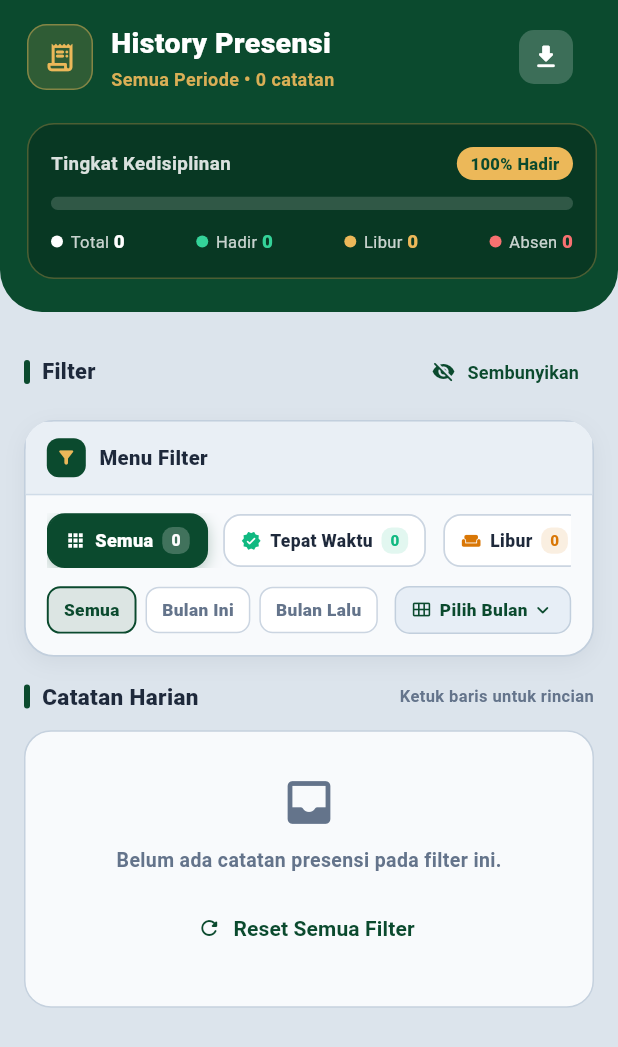
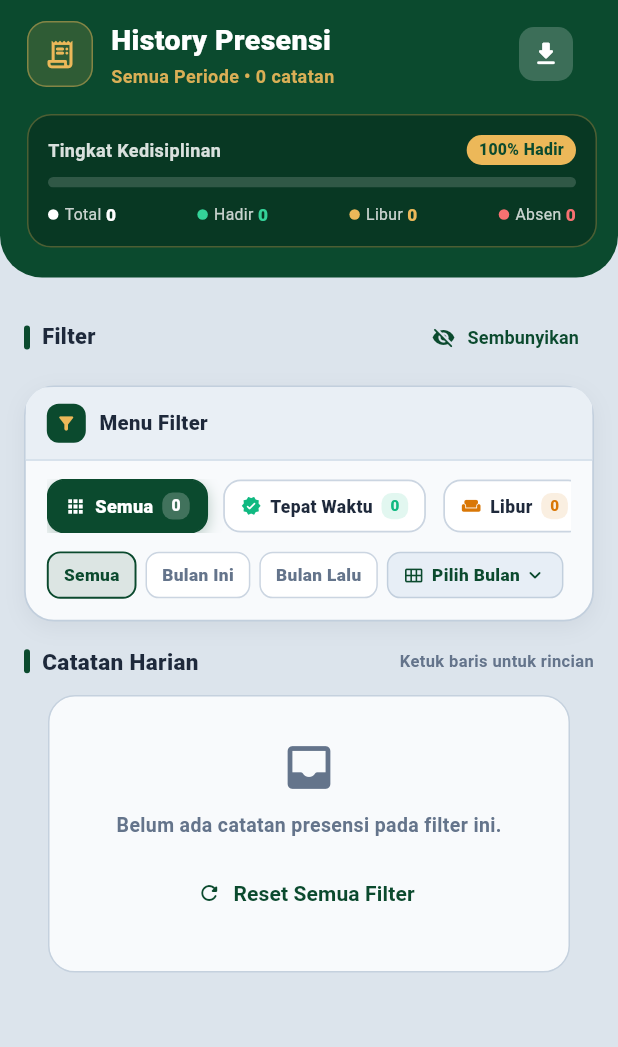
Before and after one commit to ramonnpp/erp-gamamulti-mobile-v2, a Flutter app: the AttendanceHistoryScreen screen opened directly, on a phone screen of 412 x 824 dp. Shown: the top 1047 px of the screen. Run offline on Flutter 3.47's test engine with Material 3 defaults, Android fonts, the phone set to English and light mode, and no system bars; our stand-ins replace file_picker, image_picker, pdf, share_plus, shared_preferences; missing offline and left inert: postgres; accounts and stored records are empty.

Commit message:
ui update home n presensi scroll view

```diff
--- a/lib/views/attendance/attendance_history_screen.dart
+++ b/lib/views/attendance/attendance_history_screen.dart
@@ -15,7 +15,8 @@ class AttendanceHistoryScreen extends StatefulWidget {
       _AttendanceHistoryScreenState();
 }
 
-class _AttendanceHistoryScreenState extends State<AttendanceHistoryScreen> {
+class _AttendanceHistoryScreenState extends State<AttendanceHistoryScreen>
+    with SingleTickerProviderStateMixin {
   final List<dynamic> _allData = [];
   final List<dynamic> _filteredList = [];
   final List<String> _yearsList = ['Semua'];
@@ -26,6 +27,8 @@ class _AttendanceHistoryScreenState extends State<AttendanceHistoryScreen> {
   String _filterMonth = 'Semua';
   String _filterYear = 'Semua';
   int _expandedIndex = -1;
+
+  late AnimationController _animController;
 
   static const _monthItems = [
     {'code': '01', 'short': 'JAN', 'full': 'Januari'},
@@ -45,7 +48,17 @@ class _AttendanceHistoryScreenState extends State<AttendanceHistoryScreen> {
   @override
   void initState() {
     super.initState();
+    _animController = AnimationController(
+      vsync: this,
+      duration: const Duration(milliseconds: 400),
+    );
     _loadAttendanceHistory();
+  }
+
+  @override
+  void dispose() {
+    _animController.dispose();
+    super.dispose();
   }
 
   Future<void> _loadAttendanceHistory() async {
@@ -127,6 +140,7 @@ class _AttendanceHistoryScreenState extends State<AttendanceHistoryScreen> {
         _applyFilters();
         _isLoading = false;
       });
+      _animController.forward(from: 0.0);
     }
   }
 
@@ -153,6 +167,7 @@ class _AttendanceHistoryScreenState extends State<AttendanceHistoryScreen> {
       ..clear()
       ..addAll(result);
     _expandedIndex = -1;
+    _animController.forward(from: 0.0);
   }
 
   String _calculateDuration(String checkIn, String checkOut) {
@@ -247,14 +262,10 @@ class _AttendanceHistoryScreenState extends State<AttendanceHistoryScreen> {
       value: SystemUiOverlayStyle.light,
       child: Scaffold(
         backgroundColor: const Color(0xFFDCE4EC),
-        body: RefreshIndicator(
-          color: AppTheme.primaryColor,
-          onRefresh: _loadAttendanceHistory,
-          child: CustomScrollView(
-            slivers: [
-              // 1. Header Hijau Solid Korporat Bersih (Tanpa Gradient)
-              SliverToBoxAdapter(
-                child: Container(
+        body: Column(
+          children: [
+            // --- HEADER HIJAU TETAP DI ATAS DENGAN DESAIN HALUS & TIDAK KAKU ---
+            Container(
               width: double.infinity,
               decoration: const BoxDecoration(
                 color: AppTheme.primaryColor,
@@ -264,9 +275,9 @@ class _AttendanceHistoryScreenState extends State<AttendanceHistoryScreen> {
               ),
               padding: EdgeInsets.fromLTRB(
                 18,
-                    MediaQuery.of(context).padding.top + 12,
+                MediaQuery.of(context).padding.top + 10,
                 14,
-                    22,
+                20,
               ),
               child: Column(
                 crossAxisAlignment: CrossAxisAlignment.start,
@@ -276,14 +287,10 @@ class _AttendanceHistoryScreenState extends State<AttendanceHistoryScreen> {
                       Container(
                         padding: const EdgeInsets.all(10),
                         decoration: BoxDecoration(
-                              color: AppTheme.accentColor.withValues(
-                                alpha: 0.16,
-                              ),
+                          color: AppTheme.accentColor.withValues(alpha: 0.16),
                           borderRadius: BorderRadius.circular(13),
                           border: Border.all(
-                                color: AppTheme.accentColor.withValues(
-                                  alpha: 0.45,
-                                ),
+                            color: AppTheme.accentColor.withValues(alpha: 0.45),
                           ),
                         ),
                         child: const Icon(
@@ -321,9 +328,7 @@ class _AttendanceHistoryScreenState extends State<AttendanceHistoryScreen> {
                       ),
                       Theme(
                         data: Theme.of(context).copyWith(
-                              iconTheme: const IconThemeData(
-                                color: Colors.white,
-                              ),
+                          iconTheme: const IconThemeData(color: Colors.white),
                         ),
                         child: ExportMenuButton(
                           onCsv: (ctx) async {
@@ -358,7 +363,7 @@ class _AttendanceHistoryScreenState extends State<AttendanceHistoryScreen> {
                       ),
                     ],
                   ),
-                      const SizedBox(height: 18),
+                  const SizedBox(height: 14),
                   _darkSegmentedGauge(
                     total: total,
                     hadir: hadir,
@@ -368,14 +373,18 @@ class _AttendanceHistoryScreenState extends State<AttendanceHistoryScreen> {
                 ],
               ),
             ),
-              ),
-
-              // 2. Filter Hub + Ledger List
-              SliverToBoxAdapter(
-                child: Padding(
-                  padding: const EdgeInsets.fromLTRB(16, 16, 16, 32),
-                  child: Column(
-                    crossAxisAlignment: CrossAxisAlignment.start,
+
+            // --- KONTEN BAWAH YANG BISA DI-SCROLL DENGAN AMAN DARI NAVBAR ---
+            Expanded(
+              child: RefreshIndicator(
+                color: AppTheme.primaryColor,
+                onRefresh: _loadAttendanceHistory,
+                child: ListView(
+                  physics: const AlwaysScrollableScrollPhysics(
+                    parent: BouncingScrollPhysics(),
+                  ),
+                  // PADDING BAWAH 130: Mencegah item terbawah tertutup navbar melayang
+                  padding: const EdgeInsets.fromLTRB(16, 16, 16, 130),
                   children: [
                     // Toggle Button Bar untuk Sembunyikan/Tampilkan Filter
                     Row(
@@ -456,10 +465,10 @@ class _AttendanceHistoryScreenState extends State<AttendanceHistoryScreen> {
 
                     const SizedBox(height: 8),
 
-                      // Animated Collapse/Expand Filter Card
+                    // Animated Collapse/Expand Filter Card dengan kurva halus
                     AnimatedSize(
-                        duration: const Duration(milliseconds: 260),
-                        curve: Curves.easeOutCubic,
+                      duration: const Duration(milliseconds: 300),
+                      curve: Curves.easeInOutCubic,
                       child: _isFilterHubVisible
                           ? Padding(
                               padding: const EdgeInsets.only(bottom: 16),
@@ -468,7 +477,6 @@ class _AttendanceHistoryScreenState extends State<AttendanceHistoryScreen> {
                           : const SizedBox.shrink(),
                     ),
 
-                      // Section Label Catatan Harian
                     Row(
                       children: [
                         Container(
@@ -522,7 +530,7 @@ class _AttendanceHistoryScreenState extends State<AttendanceHistoryScreen> {
                             index++
                           )
                             _AnimatedEntry(
-                                delayMs: 100 + ((index > 8 ? 8 : index) * 45),
+                              delayMs: 80 + ((index > 8 ? 8 : index) * 35),
                               child: _richAccordionCard(
                                 record: _filteredList[index],
                                 index: index,
@@ -535,7 +543,6 @@ class _AttendanceHistoryScreenState extends State<AttendanceHistoryScreen> {
               ),
             ),
           ],
-          ),
         ),
       ),
     );
@@ -701,6 +708,7 @@ class _AttendanceHistoryScreenState extends State<AttendanceHistoryScreen> {
               children: [
                 SingleChildScrollView(
                   scrollDirection: Axis.horizontal,
+                  physics: const BouncingScrollPhysics(),
                   child: Row(
                     children: statusOptions.map((item) {
                       final label = item['label'].toString();
@@ -724,7 +732,7 @@ class _AttendanceHistoryScreenState extends State<AttendanceHistoryScreen> {
                             duration: const Duration(milliseconds: 160),
                             child: AnimatedContainer(
                               duration: const Duration(milliseconds: 200),
-                              curve: Curves.easeOutCubic,
+                              curve: Curves.easeInOutCubic,
                               padding: const EdgeInsets.symmetric(
                                 horizontal: 11,
                                 vertical: 8,
@@ -802,7 +810,10 @@ class _AttendanceHistoryScreenState extends State<AttendanceHistoryScreen> {
                   ),
                 ),
                 const SizedBox(height: 12),
-                Row(
+                SingleChildScrollView(
+                  scrollDirection: Axis.horizontal,
+                  physics: const BouncingScrollPhysics(),
+                  child: Row(
                     children: [
                       _presetChip(
                         label: 'Semua',
@@ -821,7 +832,7 @@ class _AttendanceHistoryScreenState extends State<AttendanceHistoryScreen> {
                         active: isLastMonthPreset,
                         onTap: () => _selectQuickPreset('last_month'),
                       ),
-                    const Spacer(),
+                      const SizedBox(width: 6),
                       GestureDetector(
                         onTap: () {
                           HapticFeedback.lightImpact();
@@ -833,13 +844,13 @@ class _AttendanceHistoryScreenState extends State<AttendanceHistoryScreen> {
                           duration: const Duration(milliseconds: 200),
                           padding: const EdgeInsets.symmetric(
                             horizontal: 10,
-                          vertical: 7,
+                            vertical: 6.5,
                           ),
                           decoration: BoxDecoration(
                             color: _isPeriodPanelOpen
                                 ? AppTheme.primaryColor
                                 : const Color(0xFFE7EEF6),
-                          borderRadius: BorderRadius.circular(10),
+                            borderRadius: BorderRadius.circular(9),
                             border: Border.all(
                               color: _isPeriodPanelOpen
                                   ? AppTheme.primaryColor
@@ -885,9 +896,10 @@ class _AttendanceHistoryScreenState extends State<AttendanceHistoryScreen> {
                       ),
                     ],
                   ),
+                ),
                 AnimatedSize(
-                  duration: const Duration(milliseconds: 260),
-                  curve: Curves.easeOutCubic,
+                  duration: const Duration(milliseconds: 300),
+                  curve: Curves.easeInOutCubic,
                   child: _isPeriodPanelOpen
                       ? Container(
                           margin: const EdgeInsets.only(top: 12),
@@ -924,6 +936,7 @@ class _AttendanceHistoryScreenState extends State<AttendanceHistoryScreen> {
                                   Expanded(
                                     child: SingleChildScrollView(
                                       scrollDirection: Axis.horizontal,
+                                      physics: const BouncingScrollPhysics(),
                                       child: Row(
                                         children: _yearsList.map((y) {
                                           final selected = _filterYear == y;
@@ -1099,10 +1112,10 @@ class _AttendanceHistoryScreenState extends State<AttendanceHistoryScreen> {
         : ((hadir * 100) ~/ (hadir + tidakHadir));
 
     return Container(
-      padding: const EdgeInsets.all(15),
+      padding: const EdgeInsets.all(13),
       decoration: BoxDecoration(
         color: Colors.black.withValues(alpha: 0.24),
-        borderRadius: BorderRadius.circular(18),
+        borderRadius: BorderRadius.circular(16),
         border: Border.all(color: AppTheme.accentColor.withValues(alpha: 0.3)),
       ),
       child: Column(
@@ -1113,14 +1126,17 @@ class _AttendanceHistoryScreenState extends State<AttendanceHistoryScreen> {
               Text(
                 'Tingkat Kedisiplinan',
                 style: TextStyle(
-                  fontSize: 12.5,
+                  fontSize: 12,
                   fontWeight: FontWeight.w700,
                   color: Colors.white.withValues(alpha: 0.85),
                 ),
               ),
               const Spacer(),
               Container(
-                padding: const EdgeInsets.symmetric(horizontal: 9, vertical: 3),
+                padding: const EdgeInsets.symmetric(
+                  horizontal: 8,
+                  vertical: 2.5,
+                ),
                 decoration: BoxDecoration(
                   color: AppTheme.accentColor,
                   borderRadius: BorderRadius.circular(20),
@@ -1128,7 +1144,7 @@ class _AttendanceHistoryScreenState extends State<AttendanceHistoryScreen> {
                 child: Text(
                   '$rate% Hadir',
                   style: const TextStyle(
-                    fontSize: 11,
+                    fontSize: 10.5,
                     fontWeight: FontWeight.w800,
                     color: AppTheme.primaryColor,
                   ),
@@ -1136,11 +1152,11 @@ class _AttendanceHistoryScreenState extends State<AttendanceHistoryScreen> {
               ),
             ],
           ),
-          const SizedBox(height: 11),
+          const SizedBox(height: 8),
           ClipRRect(
             borderRadius: BorderRadius.circular(8),
             child: SizedBox(
-              height: 9,
+              height: 7,
               child: total == 0
                   ? Container(color: Colors.white.withValues(alpha: 0.16))
                   : Row(
@@ -1164,7 +1180,7 @@ class _AttendanceHistoryScreenState extends State<AttendanceHistoryScreen> {
                     ),
             ),
           ),
-          const SizedBox(height: 12),
+          const SizedBox(height: 10),
           Row(
             mainAxisAlignment: MainAxisAlignment.spaceBetween,
             children: [
@@ -1184,22 +1200,22 @@ class _AttendanceHistoryScreenState extends State<AttendanceHistoryScreen> {
       mainAxisSize: MainAxisSize.min,
       children: [
         Container(
-          width: 8,
-          height: 8,
+          width: 7,
+          height: 7,
           decoration: BoxDecoration(color: dotColor, shape: BoxShape.circle),
         ),
-        const SizedBox(width: 5),
+        const SizedBox(width: 4),
         Text(
           '$label ',
           style: TextStyle(
-            fontSize: 11,
+            fontSize: 10.5,
             color: Colors.white.withValues(alpha: 0.78),
           ),
         ),
         Text(
           value,
           style: TextStyle(
-            fontSize: 12.5,
+            fontSize: 11.5,
             fontWeight: FontWeight.w800,
             color: dotColor,
             fontFeatures: const [FontFeature.tabularFigures()],
@@ -1242,22 +1258,18 @@ class _AttendanceHistoryScreenState extends State<AttendanceHistoryScreen> {
           ),
         ],
       ),
-      child: IntrinsicHeight(
-        child: Row(
-          crossAxisAlignment: CrossAxisAlignment.stretch,
-          children: [
-            Container(width: 6, color: accentColor),
-            Expanded(
       child: Column(
-                children: [
-                  InkWell(
+        mainAxisSize: MainAxisSize.min,
+        children: [
+          Material(
+            color: isExpanded ? headerTint : Colors.transparent,
+            child: InkWell(
               onTap: () {
                 setState(() {
                   _expandedIndex = isExpanded ? -1 : index;
                 });
               },
-                    child: Container(
-                      color: isExpanded ? headerTint : Colors.transparent,
+              child: Padding(
                 padding: const EdgeInsets.symmetric(
                   horizontal: 13,
                   vertical: 12,
@@ -1400,7 +1412,8 @@ class _AttendanceHistoryScreenState extends State<AttendanceHistoryScreen> {
                             const SizedBox(width: 2),
                             AnimatedRotation(
                               turns: isExpanded ? 0.5 : 0.0,
-                                    duration: const Duration(milliseconds: 200),
+                              duration: const Duration(milliseconds: 250),
+                              curve: Curves.easeInOutCubic,
                               child: const Icon(
                                 Icons.keyboard_arrow_down_rounded,
                                 size: 18,
@@ -1415,18 +1428,20 @@ class _AttendanceHistoryScreenState extends State<AttendanceHistoryScreen> {
                 ),
               ),
             ),
-                  AnimatedSize(
-                    duration: const Duration(milliseconds: 240),
-                    curve: Curves.easeOutCubic,
-                    child: isExpanded
-                        ? Container(
+          ),
+          AnimatedCrossFade(
+            duration: const Duration(milliseconds: 280),
+            sizeCurve: Curves.easeInOutCubic,
+            crossFadeState: isExpanded
+                ? CrossFadeState.showSecond
+                : CrossFadeState.showFirst,
+            firstChild: const SizedBox.shrink(),
+            secondChild: Container(
               width: double.infinity,
               padding: const EdgeInsets.fromLTRB(13, 11, 13, 13),
               decoration: const BoxDecoration(
                 color: Color(0xFFEEF3F8),
-                              border: Border(
-                                top: BorderSide(color: Color(0xFFD5DFEA)),
-                              ),
+                border: Border(top: BorderSide(color: Color(0xFFD5DFEA))),
               ),
               child: Column(
                 crossAxisAlignment: CrossAxisAlignment.start,
@@ -1469,14 +1484,9 @@ class _AttendanceHistoryScreenState extends State<AttendanceHistoryScreen> {
                   ),
                 ],
               ),
-                          )
-                        : const SizedBox.shrink(),
-                  ),
-                ],
-              ),
-            ),
-          ],
-        ),
+            ),
+          ),
+        ],
       ),
     );
   }
@@ -1519,6 +1529,7 @@ class _AttendanceHistoryScreenState extends State<AttendanceHistoryScreen> {
   Widget _emptyStateCard() {
     return Container(
       width: double.infinity,
+      margin: const EdgeInsets.symmetric(horizontal: 16),
       padding: const EdgeInsets.all(28),
       decoration: BoxDecoration(
         color: const Color(0xFFF8FAFC),
@@ -1589,11 +1600,11 @@ class _AnimatedEntryState extends State<_AnimatedEntry> {
     return AnimatedOpacity(
       opacity: _visible ? 1.0 : 0.0,
       duration: const Duration(milliseconds: 380),
-      curve: Curves.easeOut,
+      curve: Curves.easeInOutCubic,
       child: AnimatedSlide(
-        offset: _visible ? Offset.zero : const Offset(0, 0.04),
+        offset: _visible ? Offset.zero : const Offset(0, 0.03),
         duration: const Duration(milliseconds: 380),
-        curve: Curves.easeOutCubic,
+        curve: Curves.easeInOutCubic,
         child: widget.child,
       ),
     );
```
Also changed, not shown: lib/views/home/home_screen.dart (+29 -25 lines). Lines whose indentation alone changed are shown as unchanged.
